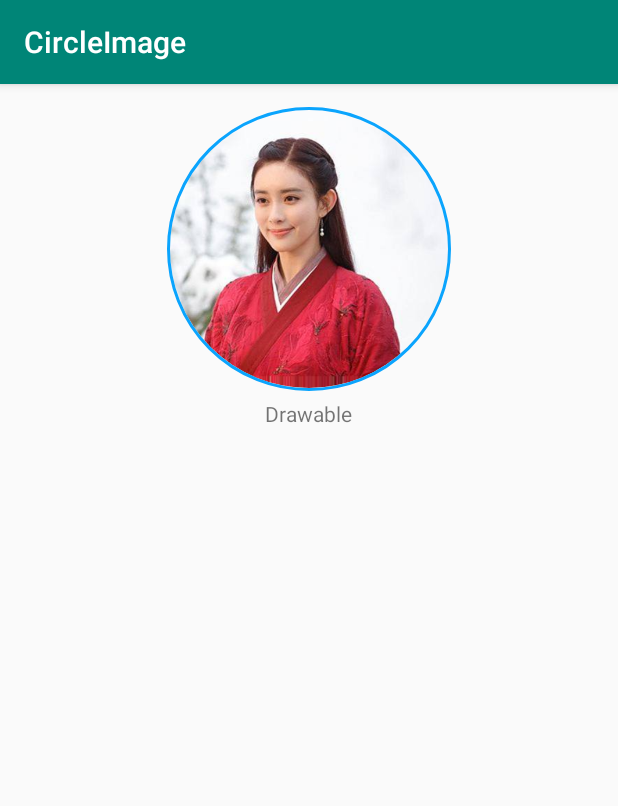
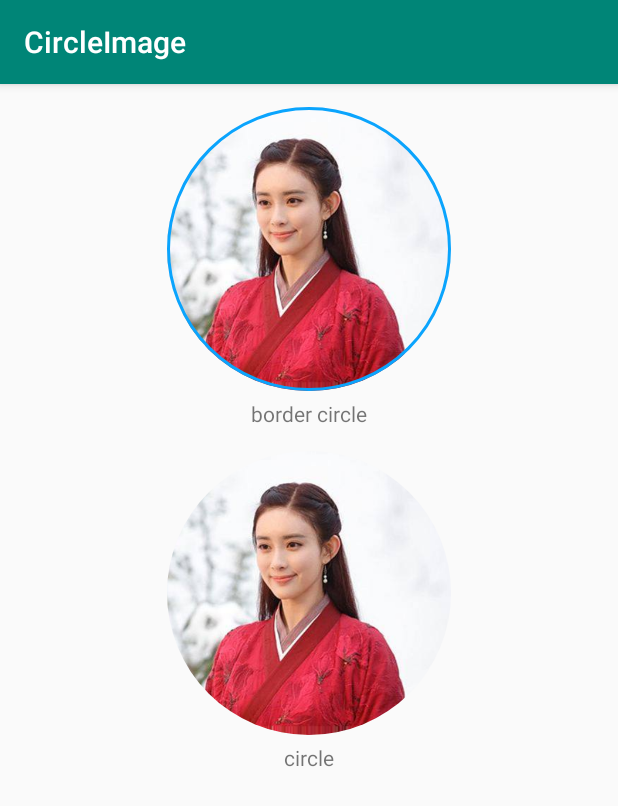
Before and after one commit to xiexiang89/AndroidWidgets, an Android app: the CircleImageActivity screen opened directly, with no data from a screen before it, on a phone screen of 412 x 824 dp. Shown: the top 806 px of the screen. Run offline under Robolectric (Android 15) with nearby library versions, the phone set to English and light mode, and no system bars; our stand-ins replace CircleImageView.

Commit message:
Modify CircleImage

```diff
--- a/app/src/main/res/layout/circle_image_activity.xml
+++ b/app/src/main/res/layout/circle_image_activity.xml
@@ -12,7 +12,25 @@
         android:gravity="center"
         android:layout_marginTop="10dp">
         <com.edgar.widget.CircleImageView
-            android:id="@+id/drawable_circle"
+            android:layout_width="200dp"
+            android:layout_height="200dp"
+            android:layout_gravity="center"
+            android:src="@drawable/test"
+            android:padding="5dp"
+            app:borderSize="@dimen/default_circle_border_size"
+            app:borderOverly="true"/>
+        <TextView
+            android:layout_width="wrap_content"
+            android:layout_height="wrap_content"
+            android:text="border circle"/>
+    </LinearLayout>
+    <LinearLayout
+        android:orientation="vertical"
+        android:layout_width="wrap_content"
+        android:layout_height="wrap_content"
+        android:gravity="center"
+        android:layout_marginTop="10dp">
+        <com.edgar.widget.CircleImageView
             android:layout_width="200dp"
             android:layout_height="200dp"
             android:layout_gravity="center"
@@ -21,6 +39,6 @@
         <TextView
             android:layout_width="wrap_content"
             android:layout_height="wrap_content"
-            android:text="Drawable"/>
+            android:text="circle"/>
     </LinearLayout>
 </LinearLayout>
--- a/widgetlibs/src/main/java/com/edgar/widget/CircleImageView.java
+++ b/widgetlibs/src/main/java/com/edgar/widget/CircleImageView.java
@@ -58,7 +58,7 @@ public class CircleImageView extends ImageView {
         mBitmapRectF = new RectF();
         TypedArray ta = context.obtainStyledAttributes(attrs,R.styleable.CircleImageView,defStyleAttr,0);
         mBorderColor = ta.getColor(R.styleable.CircleImageView_borderColor,res.getColor(R.color.default_circle_border_color));
-        mBorderSize = ta.getColor(R.styleable.CircleImageView_borderSize,res.getDimensionPixelOffset(R.dimen.default_circle_border_size));
+        mBorderSize = ta.getDimensionPixelSize(R.styleable.CircleImageView_borderSize,0);
         mBorderOverly = ta.getBoolean(R.styleable.CircleImageView_borderOverly,false);
         ta.recycle();
         mBorderPaint.setColor(mBorderColor);
@@ -132,7 +132,7 @@ public class CircleImageView extends ImageView {
         int availableHeight = getMeasuredHeight() - pTop - getPaddingBottom();
         mBitmapShader = new BitmapShader(mBitmap, Shader.TileMode.CLAMP, Shader.TileMode.CLAMP);
 
-        //update border bounds
+        //set bitmap and border bounds
         mBorderRectF.set(pLeft,pTop,pLeft + availableWidth, pTop + availableHeight);
         mBorderRadius = Math.min((mBorderRectF.width()-mBorderSize)/2f,(mBorderRectF.height()-mBorderSize)/2f);
         mBitmapRectF.set(mBorderRectF);
```
